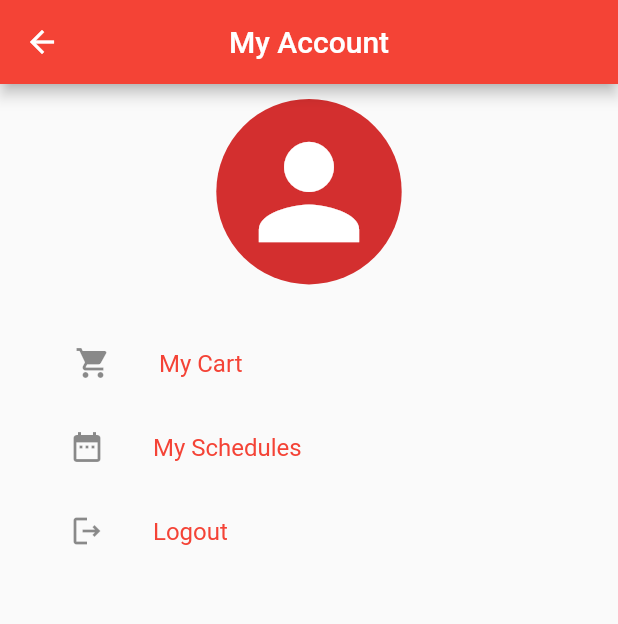
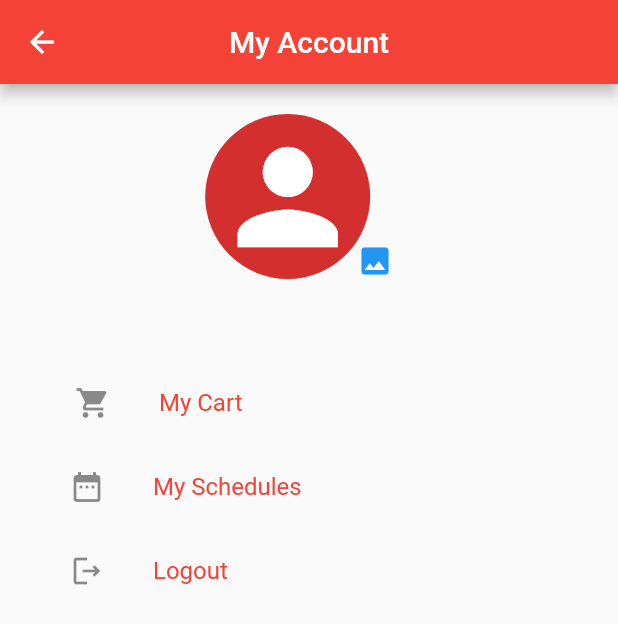
Before and after one commit to Birendra999/pawcare, a Flutter app: the AccountScreen screen opened directly, on a phone screen of 412 x 824 dp. Shown: the top 624 px of the screen. Run offline on Flutter 3.47's test engine with Material 2 defaults, Android fonts, the phone set to English and light mode, and no system bars; our stand-ins replace cloud_firestore, firebase_auth, firebase_core, lottie; accounts and stored records are empty.

Commit message:
fixing in signinpage, adding image_provider.dart files and fixing in account_screen.dart files

```diff
--- a/lib/navbar_pages/account_screen.dart
+++ b/lib/navbar_pages/account_screen.dart
@@ -7,6 +7,7 @@ import 'package:flutter/material.dart';
 import 'package:pawcare/login/pract.dart';
 // import 'package:pawcare/login/signinpage.dart';
 import 'package:pawcare/navbar_pages/appointment_page.dart';
+import 'package:pawcare/navbar_pages/cartpage.dart';
 // import 'package:pawcare/navbar_pages/cartpage.dart';
 import 'package:pawcare/providers/cart_item_provider.dart';
 import 'package:provider/provider.dart';
@@ -33,21 +34,36 @@ class _AccountScreenState extends State<AccountScreen> {
           padding:  EdgeInsets.symmetric(horizontal: 30,vertical: 10),
           child: ListView(
             children: [
-              CircleAvatar(
-                radius: size.width*0.15,
-                child: Icon(Icons.person,size: 100,),
+              Container(
+                padding: EdgeInsets.fromLTRB(100, 10, 120, 30),
+                height: 150,
+                child: Stack(
+                  children: [
+                    CircleAvatar(
+                      radius: size.width*0.15,
+                      child: Icon(Icons.person,size: 100,),
+                    ),
+                    Align(
+                      alignment: Alignment.bottomRight,
+                      child: InkWell(
+                        child: Icon(Icons.photo,color: Colors.blue,),),),
+
+                  ],
+                ),
               ),
                SizedBox(height: size.height*0.03,),
               ListTile(
                 leading: const Icon(Icons.shopping_cart),
-                onTap: (){},
+                onTap: (){
+                  Navigator.of(context).push(MaterialPageRoute(builder: (BuildContext context)=>CartPage()));
+                },
                 contentPadding: EdgeInsets.only(left: 20),
                 title: const Text("My Cart"),
               ),
               ListTile(
                 leading: const Icon(Icons.date_range),
                 onTap: (){
-                  Navigator.pushReplacement(context, MaterialPageRoute(builder: (context)=>AppointmentPage()));
+                  Navigator.push(context, MaterialPageRoute(builder: (context)=>AppointmentPage()));
                 },
               title: const Text("My Schedules"),
               ),
```
Also changed, not shown: lib/login/signinpage.dart (+8 -15 lines), lib/providers/image_provider.dart (added).
